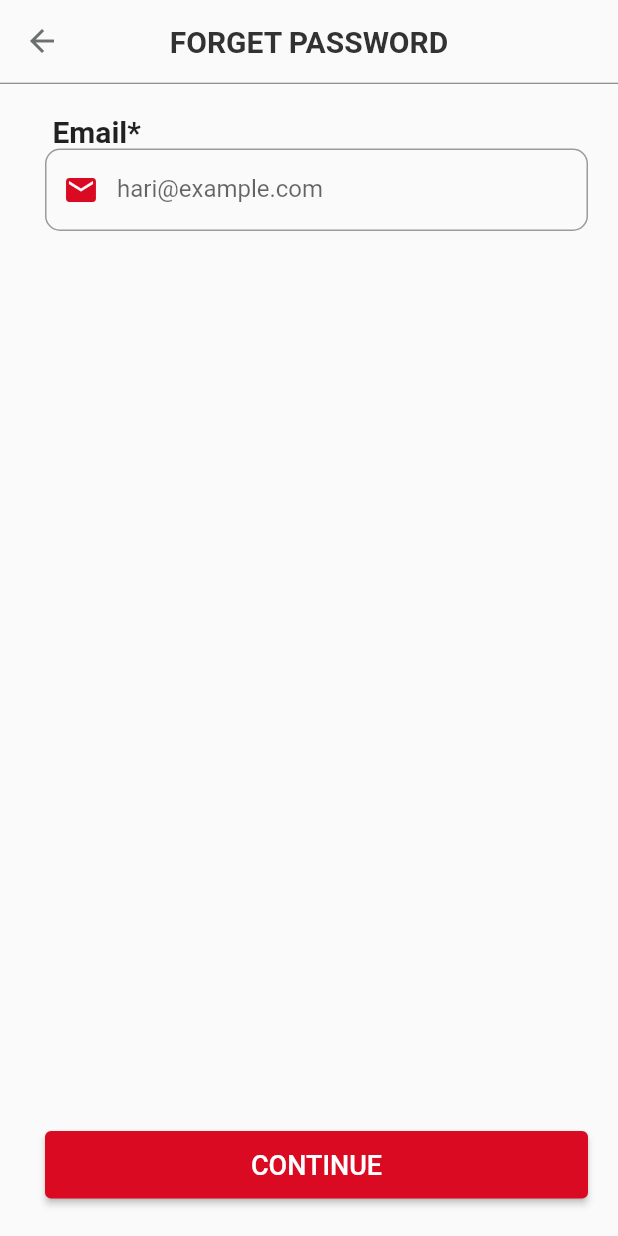
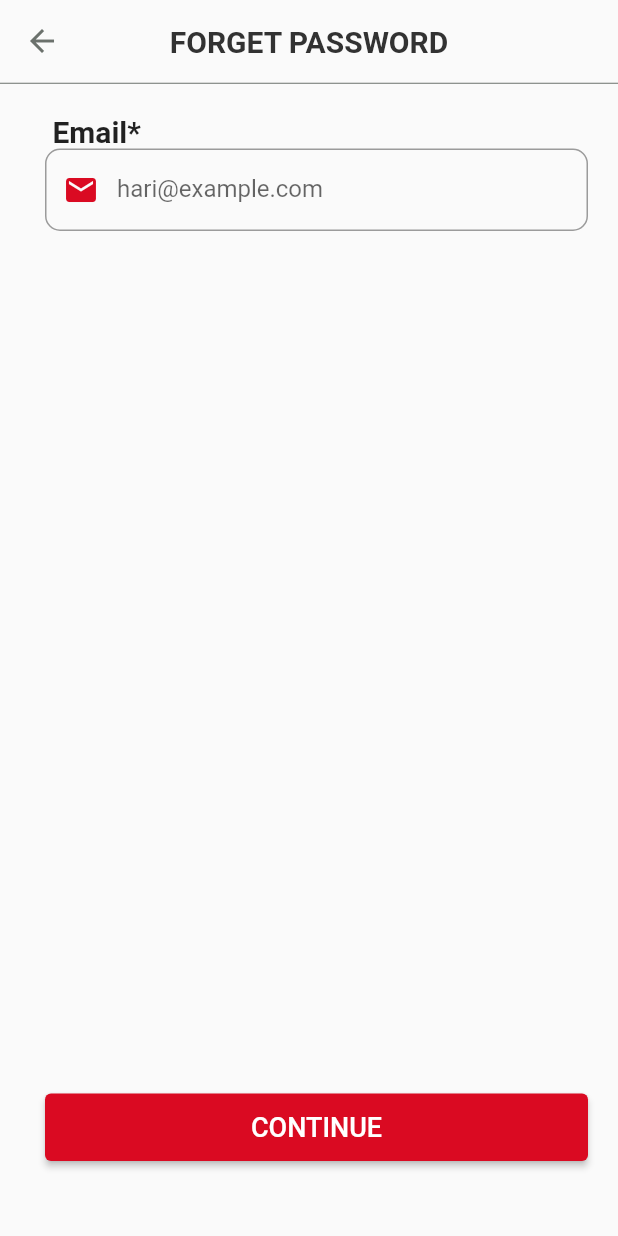
Before and after one commit to sushil057/kakad, a Flutter app: the screen it shows after launch, after a tap on "Forget Password", on a phone screen of 412 x 824 dp. Run offline on Flutter 3.47's test engine with Material 2 defaults, Android fonts, the light colour scheme and no system bars.

Commit message:
updates for monday

```diff
--- a/kakkad/lib/forgetpassword.dart
+++ b/kakkad/lib/forgetpassword.dart
@@ -17,11 +17,11 @@ class Forgetpassword extends StatelessWidget {
           preferredSize: Size.fromHeight(kToolbarHeight),
           child: Myappbar(title: 'FORGET PASSWORD'),
         ),
-        body: SingleChildScrollView(
+        body: Center(
           child: SafeArea(
             child: Container(
               margin: const EdgeInsets.only(
-                  left: 30, right: 20, top: 20, bottom: 70),
+                  left: 30, right: 20, top: 20, bottom: 50),
               child: Column(
                 crossAxisAlignment: CrossAxisAlignment.start,
                 mainAxisAlignment: MainAxisAlignment.spaceEvenly,
@@ -31,16 +31,21 @@ class Forgetpassword extends StatelessWidget {
                       hinttext: 'hari@example.com',
                       icon: Icons.mail,
                       obscuretext: false),
-                  const SizedBox(height: 600),
-                  Custombutton(
+                  Expanded(
+                    child: Align(
+                      alignment: Alignment.bottomCenter,
+                      child: Custombutton(
                           onpressed: () {
                             Navigator.of(context).push(
-                          MaterialPageRoute(builder: (BuildContext context) {
+                              MaterialPageRoute(
+                                  builder: (BuildContext context) {
                                 return const Pwdverification();
                               }),
                             );
                           },
                           label: 'CONTINUE'),
+                    ),
+                  ),
                 ],
               ),
             ),
```
Also changed, not shown: kakkad/lib/changepwd.dart (+9 -4 lines), kakkad/lib/confirmpassword.dart (+11 -4 lines), kakkad/lib/feedback.dart (+5 -7 lines), kakkad/lib/pswrdverification.dart (+10 -5 lines), kakkad/lib/shippingaddress.dart (+21 -5 lines). Lines whose indentation alone changed are shown as unchanged.
